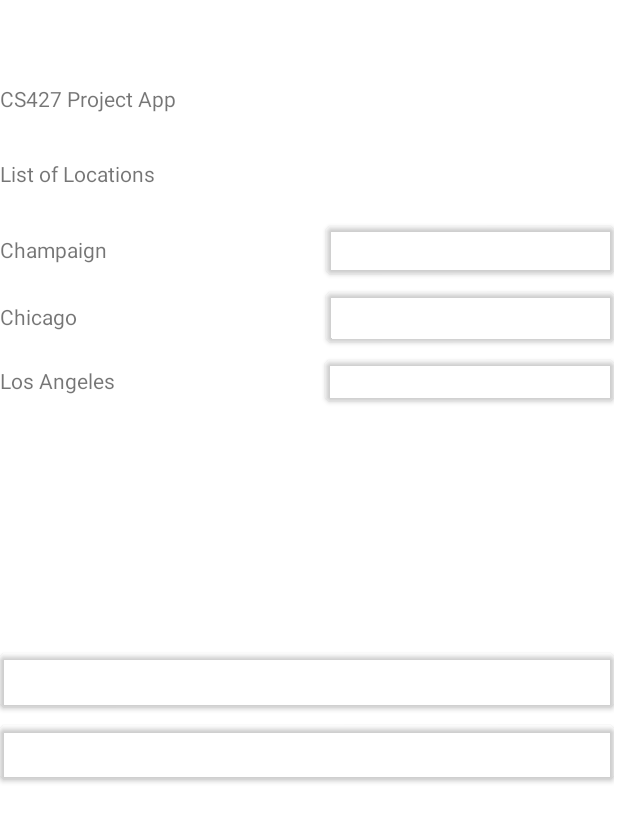
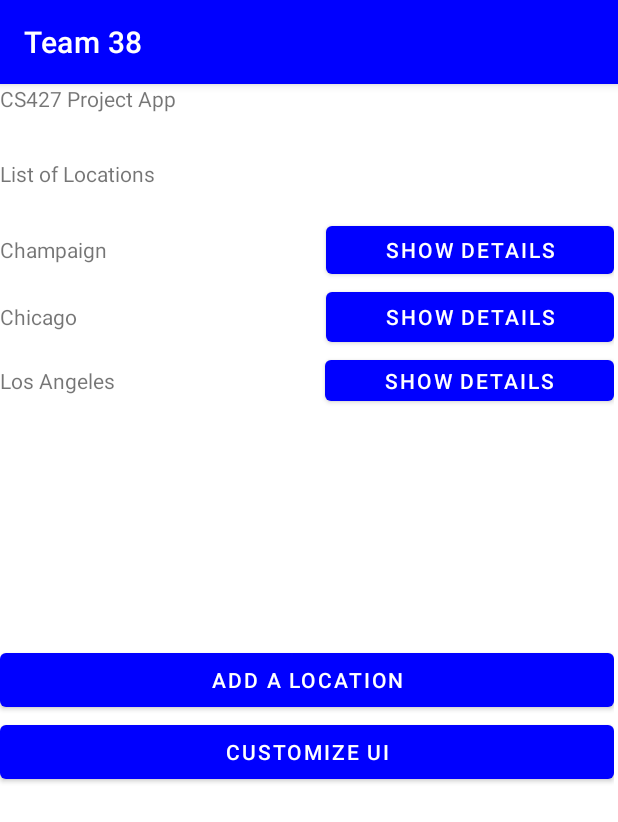
Before and after one commit to anderz-cmu-F25/Weaather-App, an Android app: the screen it shows after launch (MainActivity), on a phone screen of 412 x 824 dp. Shown: the top 822 px of the screen. Run offline under Robolectric (Android 15) with nearby library versions, the phone set to English and light mode, and no system bars.

Commit message:
Fix the text not visible on the first loading caused by no default button color

```diff
--- a/app/src/main/java/edu/uiuc/cs427app/MainActivity.java
+++ b/app/src/main/java/edu/uiuc/cs427app/MainActivity.java
@@ -58,7 +58,7 @@ public class MainActivity extends AppCompatActivity implements View.OnClickListe
 
     // Helper method 1: apply the button colors to all buttons and ActionBar
     public static void applyButtonColors(Activity activity, String buttonColor, Button... buttons) {
-        int color = 0;
+        int color = Color.BLUE;
 
         // Determine the color based on the saved preference
         switch (buttonColor) {
```
